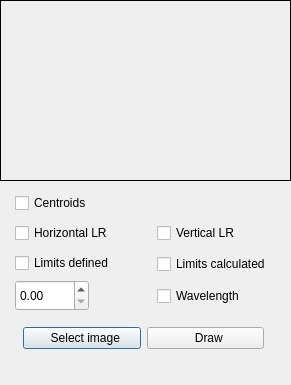
JairoSalazarV/QtHypCam, file selwathtocheck.ui: the form before one commit.
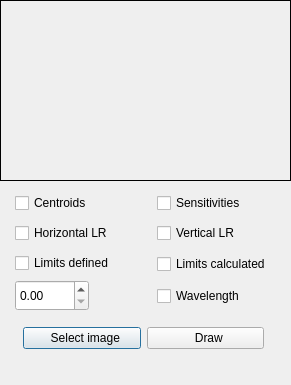
The form after the commit. Icons and pictures are not drawn.

The edit to the form file:
```diff
--- a/selwathtocheck.ui
+++ b/selwathtocheck.ui
@@ -166,6 +166,19 @@
     <string>Wavelength</string>
    </property>
   </widget>
+  <widget class="QCheckBox" name="checkBoxSensSamples">
+   <property name="geometry">
+    <rect>
+     <x>157</x>
+     <y>190</y>
+     <width>131</width>
+     <height>26</height>
+    </rect>
+   </property>
+   <property name="text">
+    <string>Sensitivities</string>
+   </property>
+  </widget>
  </widget>
  <resources>
   <include location="lstImgs.qrc"/>
```
